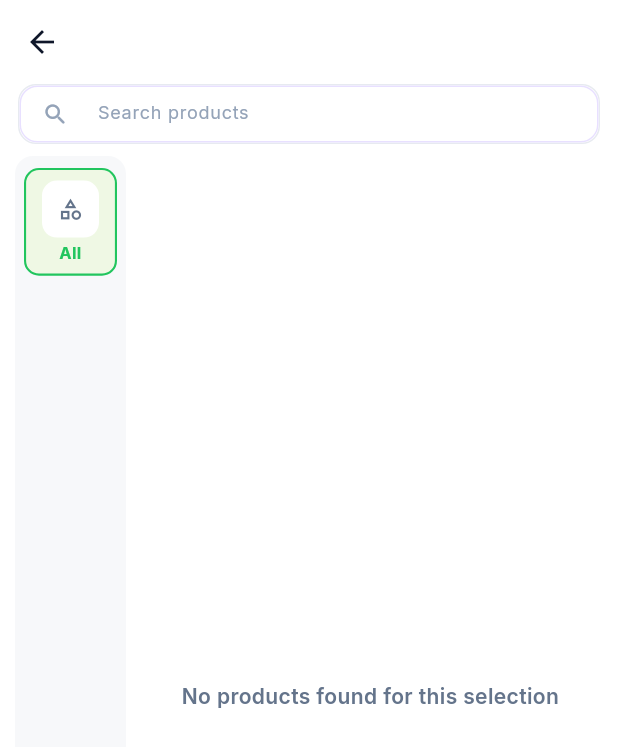
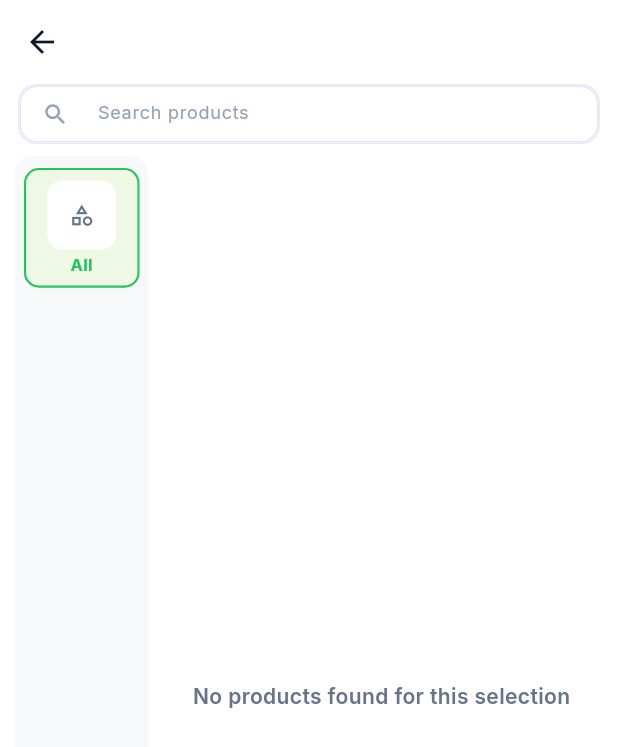
Before and after one commit to Pavan-022/PureCuts-App-ver01-Final, a Flutter app: the SubSubCategoryScreen screen opened directly with empty values, on a phone screen of 412 x 824 dp. Shown: the top 747 px of the screen. Run offline on Flutter 3.47's test engine with Material 3 defaults, Android fonts, the phone set to English and light mode, and no system bars; our stand-ins replace app_links, cached_network_image, cloud_firestore, cloud_functions, confetti, firebase_auth and 15 more; missing offline and left inert: firebase_performance, payu_checkoutpro_flutter; accounts and stored records are empty.

Commit message:
UI Fixes

```diff
--- a/lib/features/categories/sub_sub_category_screen.dart
+++ b/lib/features/categories/sub_sub_category_screen.dart
@@ -472,7 +472,7 @@ class _SubSubCategoryScreenState extends State<SubSubCategoryScreen> {
                 child: Row(
                   children: [
                     Container(
-                      width: 74,
+                      width: 89,
                       decoration: BoxDecoration(
                         color: const Color(0xFFF7F8FA),
                         borderRadius: BorderRadius.circular(12),
@@ -660,13 +660,13 @@ class _SubSubRailItem extends StatelessWidget {
           mainAxisSize: MainAxisSize.min,
           children: [
             Container(
-              width: 38,
-              height: 38,
+              width: 46,
+              height: 46,
               decoration: BoxDecoration(
                 color: Colors.white,
                 borderRadius: BorderRadius.circular(10),
               ),
-              child: Center(child: _ThumbIcon(path: iconPath ?? '')),
+              child: Center(child: _ThumbIcon(path: iconPath ?? '', size: 50)),
             ),
             const SizedBox(height: 4),
             Text(
```
Also changed, not shown: lib/features/products/product_list_screen.dart (+1 -46 lines), 1 other file.
